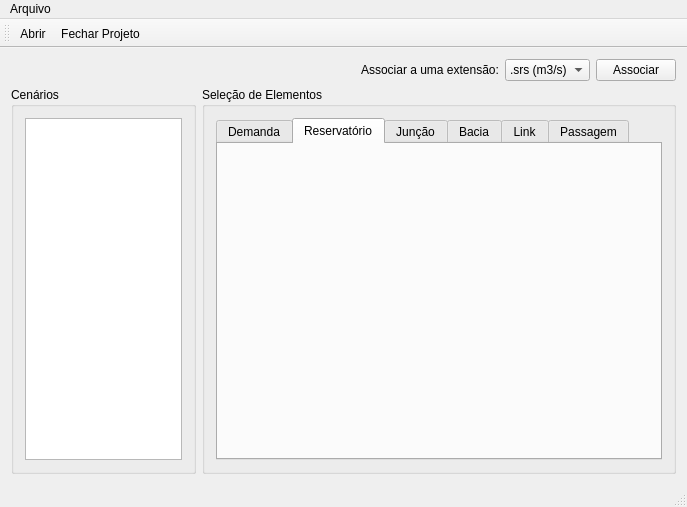
First picture: the form in mainwindow.ui, repository andre79/ExtensionFix, before the edit.
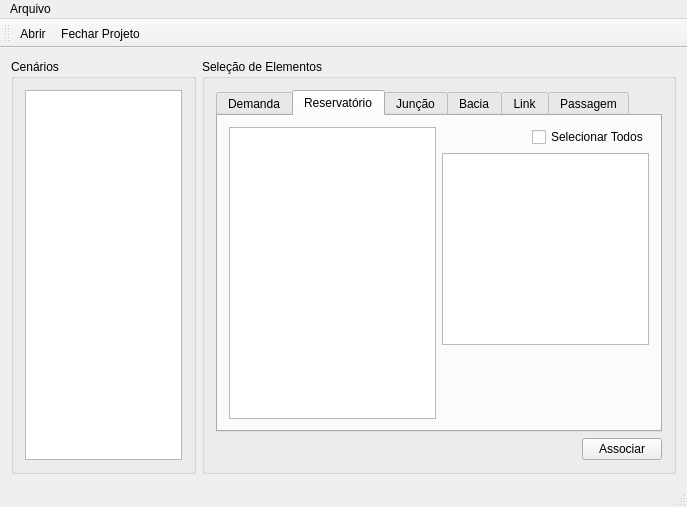
Second picture: the form after the edit. The open tabs and pages were chosen to show the change.

```diff
--- a/mainwindow.ui
+++ b/mainwindow.ui
@@ -15,61 +15,6 @@
   </property>
   <widget class="QWidget" name="centralWidget">
    <layout class="QVBoxLayout" name="verticalLayout">
-    <item>
-     <layout class="QHBoxLayout" name="horizontalLayout_5">
-      <item>
-       <spacer name="horizontalSpacer">
-        <property name="orientation">
-         <enum>Qt::Horizontal</enum>
-        </property>
-        <property name="sizeHint" stdset="0">
-         <size>
-          <width>40</width>
-          <height>20</height>
-         </size>
-        </property>
-       </spacer>
-      </item>
-      <item>
-       <widget class="QLabel" name="label">
-        <property name="text">
-         <string>Associar a uma extensão:</string>
-        </property>
-       </widget>
-      </item>
-      <item>
-       <widget class="QComboBox" name="comboBox">
-        <item>
-         <property name="text">
-          <string>.srs (m3/s)</string>
-         </property>
-        </item>
-        <item>
-         <property name="text">
-          <string>.srs (m2/s)</string>
-         </property>
-        </item>
-        <item>
-         <property name="text">
-          <string>.srs (h2/s)</string>
-         </property>
-        </item>
-        <item>
-         <property name="text">
-          <string>.srs (h3/s)</string>
-         </property>
-        </item>
-       </widget>
-      </item>
-      <item>
-       <widget class="QPushButton" name="pushButton">
-        <property name="text">
-         <string>Associar</string>
-        </property>
-       </widget>
-      </item>
-     </layout>
-    </item>
     <item>
      <layout class="QHBoxLayout" name="horizontalLayout_6">
       <item>
@@ -160,11 +105,109 @@
             <attribute name="title">
              <string>Reservatório</string>
             </attribute>
+            <layout class="QHBoxLayout" name="horizontalLayout_4">
+             <item>
+              <widget class="QListView" name="listView"/>
+             </item>
+             <item>
+              <layout class="QVBoxLayout" name="verticalLayout_6">
+               <item>
+                <layout class="QHBoxLayout" name="horizontalLayout_11">
+                 <item>
+                  <spacer name="horizontalSpacer_3">
+                   <property name="orientation">
+                    <enum>Qt::Horizontal</enum>
+                   </property>
+                   <property name="sizeHint" stdset="0">
+                    <size>
+                     <width>40</width>
+                     <height>20</height>
+                    </size>
+                   </property>
+                  </spacer>
+                 </item>
+                 <item>
+                  <widget class="QCheckBox" name="checkBox_2">
+                   <property name="text">
+                    <string>Selecionar Todos</string>
+                   </property>
+                  </widget>
+                 </item>
+                </layout>
+               </item>
+               <item>
+                <widget class="QListWidget" name="listWidget"/>
+               </item>
+               <item>
+                <spacer name="verticalSpacer_2">
+                 <property name="orientation">
+                  <enum>Qt::Vertical</enum>
+                 </property>
+                 <property name="sizeHint" stdset="0">
+                  <size>
+                   <width>20</width>
+                   <height>40</height>
+                  </size>
+                 </property>
+                </spacer>
+               </item>
+              </layout>
+             </item>
+            </layout>
            </widget>
            <widget class="QWidget" name="tab_3">
             <attribute name="title">
              <string>Junção</string>
             </attribute>
+            <layout class="QHBoxLayout" name="horizontalLayout_5">
+             <item>
+              <widget class="QListView" name="listView_2"/>
+             </item>
+             <item>
+              <layout class="QVBoxLayout" name="verticalLayout_11">
+               <item>
+                <layout class="QHBoxLayout" name="horizontalLayout_13">
+                 <item>
+                  <spacer name="horizontalSpacer_4">
+                   <property name="orientation">
+                    <enum>Qt::Horizontal</enum>
+                   </property>
+                   <property name="sizeHint" stdset="0">
+                    <size>
+                     <width>40</width>
+                     <height>20</height>
+                    </size>
+                   </property>
+                  </spacer>
+                 </item>
+                 <item>
+                  <widget class="QCheckBox" name="checkBox_3">
+                   <property name="text">
+                    <string>Selecionar Todos</string>
+                   </property>
+                  </widget>
+                 </item>
+                </layout>
+               </item>
+               <item>
+                <widget class="QListView" name="listView_3"/>
+               </item>
+               <item>
+                <spacer name="verticalSpacer_3">
+                 <property name="orientation">
+                  <enum>Qt::Vertical</enum>
+                 </property>
+                 <property name="sizeHint" stdset="0">
+                  <size>
+                   <width>20</width>
+                   <height>40</height>
+                  </size>
+                 </property>
+                </spacer>
+               </item>
+              </layout>
+             </item>
+            </layout>
            </widget>
            <widget class="QWidget" name="tab_4">
             <attribute name="title">
@@ -183,6 +226,30 @@
            </widget>
           </widget>
          </item>
+         <item>
+          <layout class="QHBoxLayout" name="horizontalLayout_3">
+           <item>
+            <spacer name="horizontalSpacer">
+             <property name="orientation">
+              <enum>Qt::Horizontal</enum>
+             </property>
+             <property name="sizeHint" stdset="0">
+              <size>
+               <width>40</width>
+               <height>20</height>
+              </size>
+             </property>
+            </spacer>
+           </item>
+           <item>
+            <widget class="QPushButton" name="pushButton">
+             <property name="text">
+              <string>Associar</string>
+             </property>
+            </widget>
+           </item>
+          </layout>
+         </item>
         </layout>
        </widget>
       </item>
```
Left out of the diff: 147 changed lines with no effect on the pictures.
